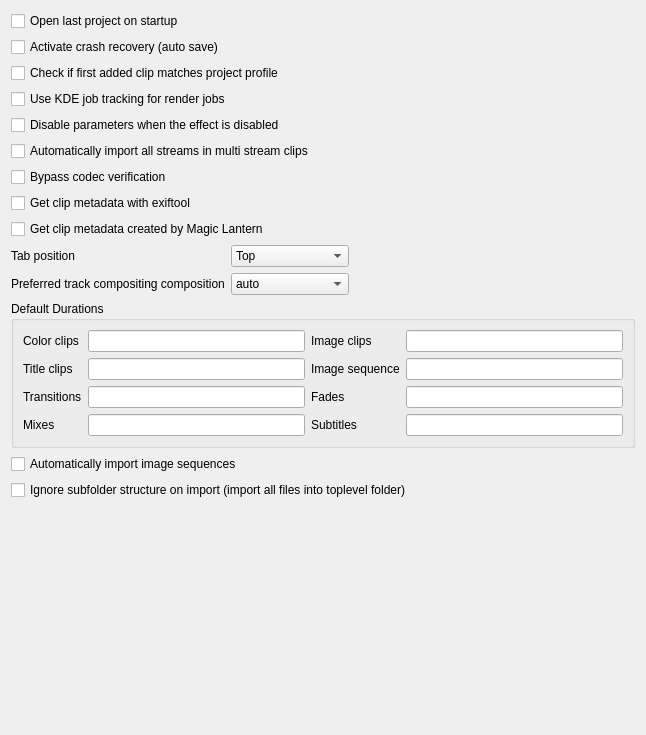
Old version of the form src/ui/configmisc_ui.ui in the repository KDE/kdenlive.
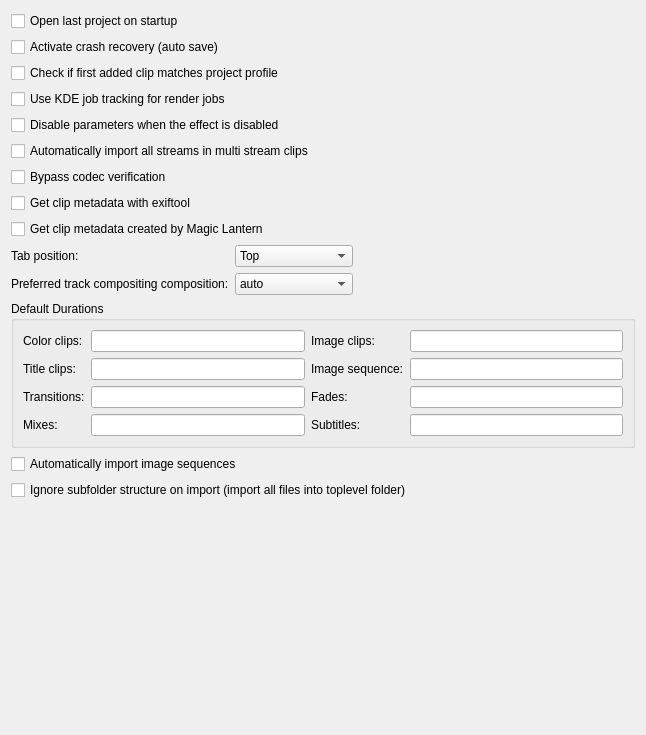
New version of the form.

```diff
--- a/src/ui/configmisc_ui.ui
+++ b/src/ui/configmisc_ui.ui
@@ -42,7 +42,7 @@
    <item row="9" column="0">
     <widget class="QLabel" name="label_4">
      <property name="text">
-      <string>Tab position</string>
+      <string>Tab position:</string>
      </property>
     </widget>
    </item>
@@ -68,21 +68,21 @@
       <item row="0" column="0">
        <widget class="QLabel" name="label">
         <property name="text">
-         <string>Color clips</string>
+         <string>Color clips:</string>
         </property>
        </widget>
       </item>
       <item row="1" column="0">
        <widget class="QLabel" name="label_8">
         <property name="text">
-         <string>Title clips</string>
+         <string>Title clips:</string>
         </property>
        </widget>
       </item>
       <item row="2" column="0">
        <widget class="QLabel" name="label_5">
         <property name="text">
-         <string>Transitions</string>
+         <string>Transitions:</string>
         </property>
        </widget>
       </item>
@@ -92,7 +92,7 @@
       <item row="0" column="2">
        <widget class="QLabel" name="label_2">
         <property name="text">
-         <string>Image clips</string>
+         <string>Image clips:</string>
         </property>
        </widget>
       </item>
@@ -102,7 +102,7 @@
       <item row="2" column="2">
        <widget class="QLabel" name="label_6">
         <property name="text">
-         <string>Fades</string>
+         <string>Fades:</string>
         </property>
        </widget>
       </item>
@@ -112,7 +112,7 @@
       <item row="1" column="2">
        <widget class="QLabel" name="label_3">
         <property name="text">
-         <string>Image sequence</string>
+         <string>Image sequence:</string>
         </property>
        </widget>
       </item>
@@ -128,7 +128,7 @@
       <item row="3" column="0">
        <widget class="QLabel" name="label_7">
         <property name="text">
-         <string>Mixes</string>
+         <string>Mixes:</string>
         </property>
        </widget>
       </item>
@@ -141,7 +141,7 @@
       <item row="3" column="2">
        <widget class="QLabel" name="label_9">
         <property name="text">
-         <string>Subtitles</string>
+         <string>Subtitles:</string>
         </property>
        </widget>
       </item>
@@ -237,7 +237,7 @@
    <item row="10" column="0">
     <widget class="QLabel" name="label_10">
      <property name="text">
-      <string>Preferred track compositing composition</string>
+      <string>Preferred track compositing composition:</string>
      </property>
     </widget>
    </item>
```
